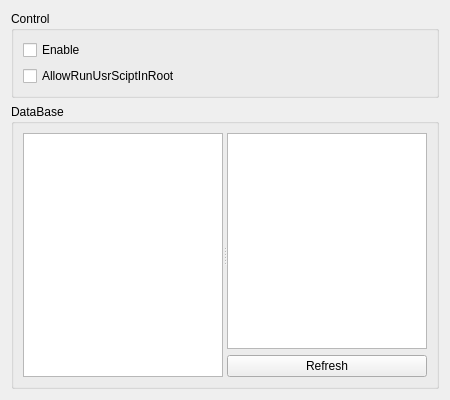
Above: src/settings/scriptsettingdialog.ui from Wing-summer/WingHexExplorer2 before the change. Below: the same form after it.
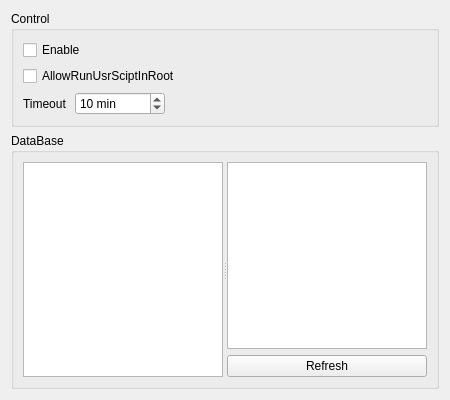
That is the form after the change.

```diff
--- a/src/settings/scriptsettingdialog.ui
+++ b/src/settings/scriptsettingdialog.ui
@@ -40,6 +40,63 @@
         </property>
        </widget>
       </item>
+      <item>
+       <widget class="QWidget" name="widget" native="true">
+        <layout class="QHBoxLayout" name="horizontalLayout">
+         <property name="spacing">
+          <number>8</number>
+         </property>
+         <property name="leftMargin">
+          <number>0</number>
+         </property>
+         <property name="topMargin">
+          <number>0</number>
+         </property>
+         <property name="rightMargin">
+          <number>0</number>
+         </property>
+         <property name="bottomMargin">
+          <number>0</number>
+         </property>
+         <item>
+          <widget class="QLabel" name="lblTimeout">
+           <property name="text">
+            <string>Timeout</string>
+           </property>
+          </widget>
+         </item>
+         <item>
+          <widget class="QSpinBox" name="sbTimeout">
+           <property name="suffix">
+            <string notr="true"> min</string>
+           </property>
+           <property name="minimum">
+            <number>0</number>
+           </property>
+           <property name="maximum">
+            <number>312480</number>
+           </property>
+           <property name="value">
+            <number>10</number>
+           </property>
+          </widget>
+         </item>
+         <item>
+          <spacer name="horizontalSpacer">
+           <property name="orientation">
+            <enum>Qt::Orientation::Horizontal</enum>
+           </property>
+           <property name="sizeHint" stdset="0">
+            <size>
+             <width>40</width>
+             <height>20</height>
+            </size>
+           </property>
+          </spacer>
+         </item>
+        </layout>
+       </widget>
+      </item>
      </layout>
     </widget>
    </item>
```
Left out of the diff: 2 changed lines with no effect on the pictures.
